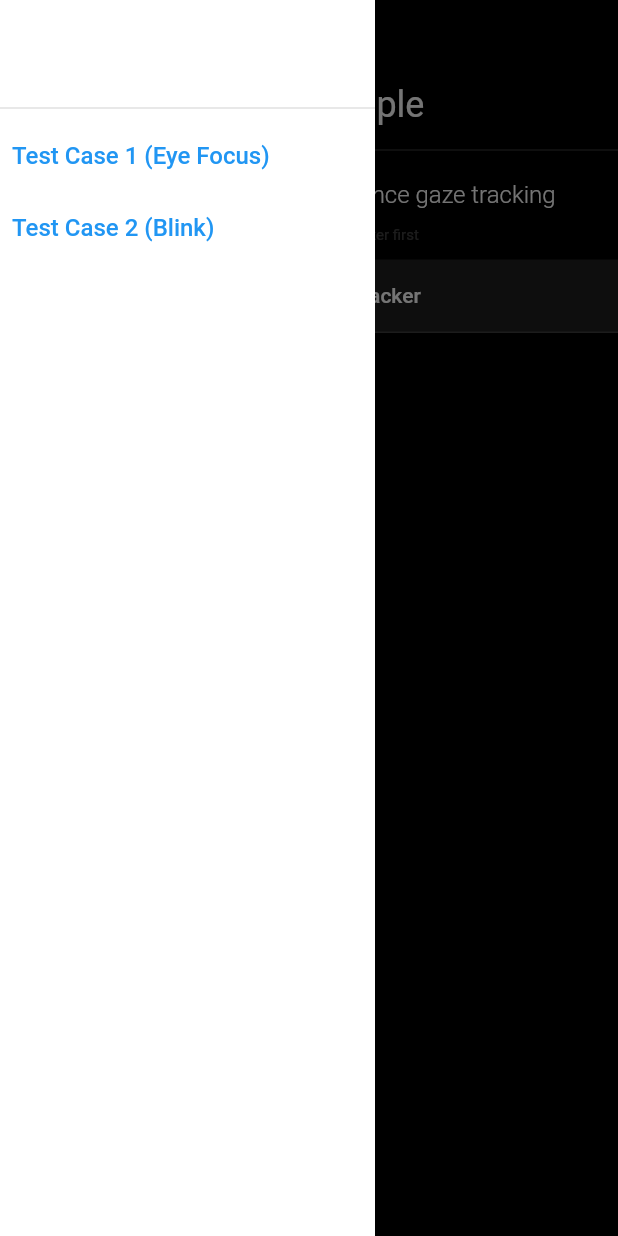
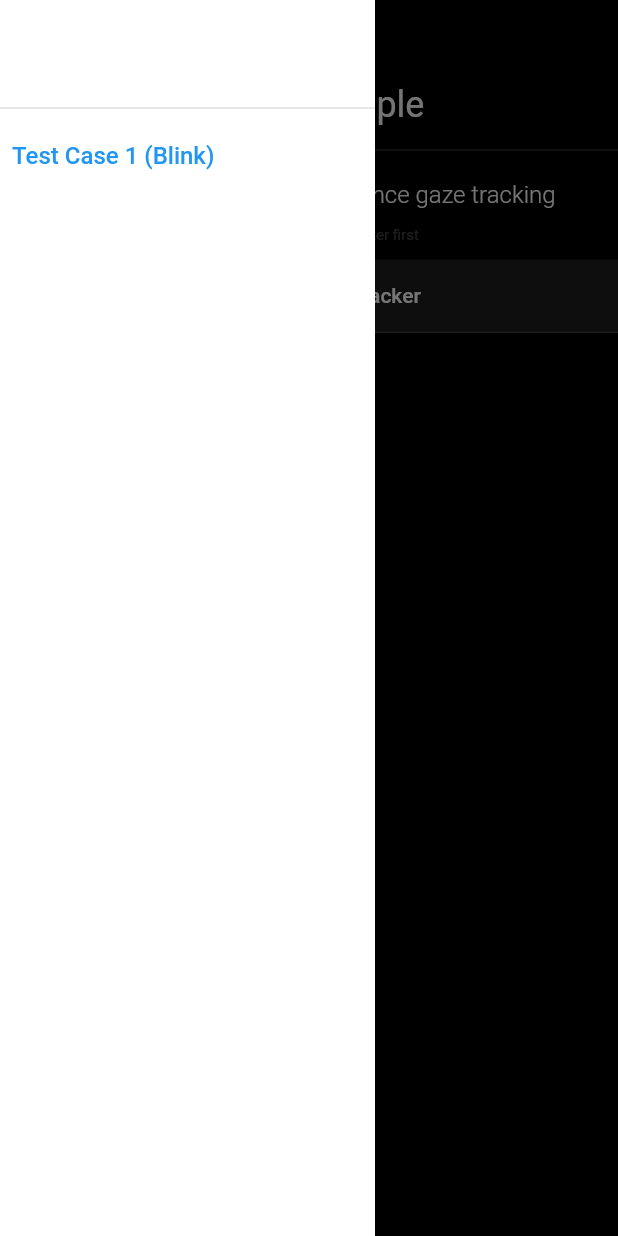
Before and after one commit to parthhingu1704/Neuroleap, a Flutter app: the screen it shows after launch, with the side drawer open, on a phone screen of 412 x 824 dp. Run offline on Flutter 3.47's test engine with Material 2 defaults, Android fonts, the phone set to English and light mode, and no system bars; our stand-ins replace flutter_spinkit, get, percent_indicator, permission_handler.

Commit message:
blink case done

```diff
--- a/lib/src/provider/gaze_tracker_provider.dart
+++ b/lib/src/provider/gaze_tracker_provider.dart
@@ -1,7 +1,6 @@
 import 'package:flutter/material.dart';
 import 'package:flutter/services.dart';
 import 'package:get/get.dart';
-// ignore: depend_on_referenced_packages
 import 'package:permission_handler/permission_handler.dart';
 import 'package:test_flutter/src/model/app_stage.dart';
 import 'package:test_flutter/src/model/gazetracker_method_string.dart';
--- a/lib/src/ui/drawer_page.dart
+++ b/lib/src/ui/drawer_page.dart
@@ -28,20 +28,20 @@ class _DrawerPageState extends State<DrawerPage> {
               color: Theme.of(context).dividerColor,
               thickness: 1,
             ),
-            TextButton(
-              onPressed: () {
-                Navigator.push(
-                  context,
-                  MaterialPageRoute(
-                    builder: (context) => const StartFocusTestCase(),
-                  ),
-                );
-              },
-              child: const Text(
-                'Test Case 1 (Eye Focus)',
-                style: TextStyle(fontSize: 16),
-              ),
-            ),
+            // TextButton(
+            //   onPressed: () {
+            //     Navigator.push(
+            //       context,
+            //       MaterialPageRoute(
+            //         builder: (context) => const StartFocusTestCase(),
+            //       ),
+            //     );
+            //   },
+            //   child: const Text(
+            //     'Test Case 1 (Eye Focus)',
+            //     style: TextStyle(fontSize: 16),
+            //   ),
+            // ),
             TextButton(
               onPressed: () {
                 Navigator.push(
@@ -51,7 +51,7 @@ class _DrawerPageState extends State<DrawerPage> {
                     ));
               },
               child: const Text(
-                'Test Case 2 (Blink)',
+                'Test Case 1 (Blink)',
                 style: TextStyle(fontSize: 16),
               ),
             ),
```
